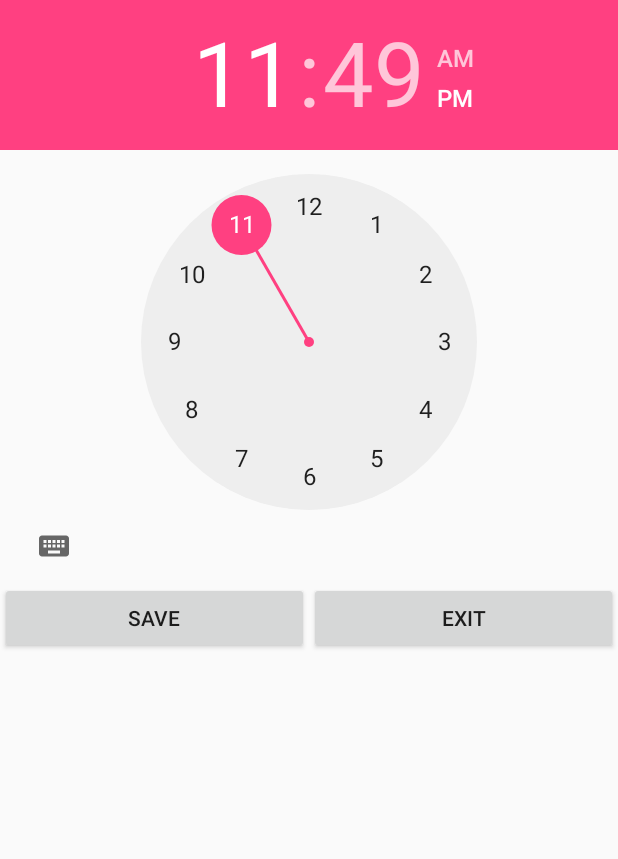
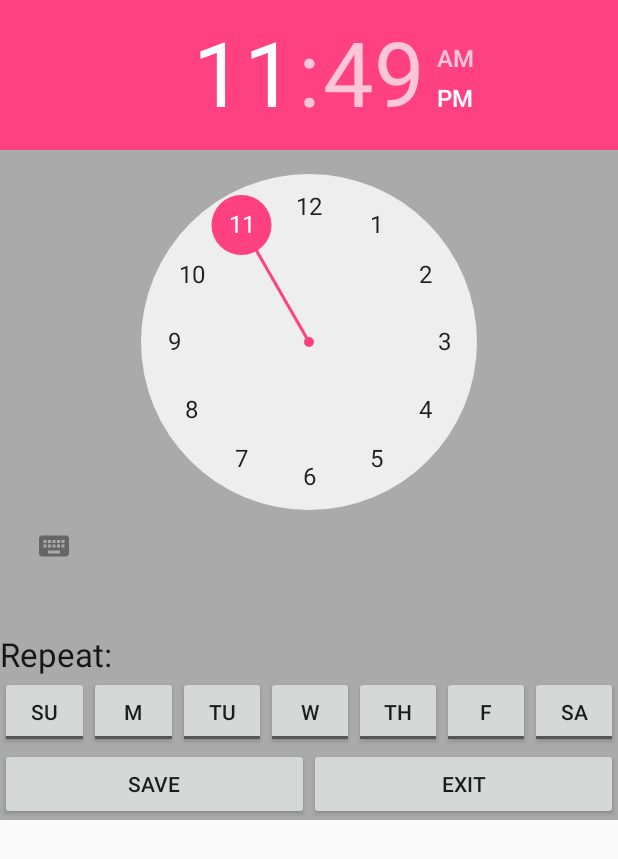
Before and after one commit to byan1197/StayWoke, an Android app: the layout alarmpopwindow.xml on its own in the app's theme, with its tools: preview values and no code run, on a phone screen of 412 x 824 dp. Shown: the top 859 px of the screen. Run offline under Robolectric (Android 15) with nearby library versions, the phone set to English and light mode, and no system bars.

Commit message:
more basic UI elements added

```diff
--- a/app/src/main/java/com/example/bond/staywoke/AlarmFragment.java
+++ b/app/src/main/java/com/example/bond/staywoke/AlarmFragment.java
@@ -1,6 +1,7 @@
 package com.example.bond.staywoke;
 
 import android.app.Fragment;
+import android.content.Context;
 import android.content.Intent;
 import android.os.Bundle;
 import android.view.LayoutInflater;
@@ -15,6 +16,10 @@ import android.widget.Switch;
  */
 
 public class AlarmFragment extends Fragment {
+
+    OnDeleteAlarmListener onDeleteAlarmListener;
+    AlarmFragment current = this;
+
     @Override
     public View onCreateView(LayoutInflater inflater, ViewGroup container, Bundle savedInstanceState){
 
@@ -36,10 +41,25 @@ public class AlarmFragment extends Fragment {
         deleteButton.setOnClickListener(new View.OnClickListener() {
             @Override
             public void onClick(View view) {
-
+                onDeleteAlarmListener.deleteAlarm(current);
             }
         });
 
         return view;
     }
+
+
+    public interface OnDeleteAlarmListener{
+        public void deleteAlarm(AlarmFragment afrag);
+    }
+
+
+    @Override
+    public void onAttach(Context context) {
+        super.onAttach(context);
+        try{
+            onDeleteAlarmListener= (OnDeleteAlarmListener)context;
+        } catch(Exception e){
+        }
+    }
 }
--- a/app/src/main/java/com/example/bond/staywoke/AlarmPop.java
+++ b/app/src/main/java/com/example/bond/staywoke/AlarmPop.java
@@ -4,6 +4,8 @@ import android.app.Activity;
 import android.os.Bundle;
 import android.support.annotation.Nullable;
 import android.util.DisplayMetrics;
+import android.view.View;
+import android.widget.Button;
 
 /**
  * Created by bond on 27/06/17.
@@ -16,13 +18,30 @@ public class AlarmPop extends Activity {
         super.onCreate(savedInstanceState);
         setContentView(R.layout.alarmpopwindow);
 
-        //Instance variablezzzz
+        //Instance variablezzzz and SET UP
         DisplayMetrics dm = new DisplayMetrics();
         getWindowManager().getDefaultDisplay().getMetrics(dm);
         int width = dm.widthPixels;
         int height = dm.heightPixels;
+        getWindow().setLayout((int)(width*.8), (int)(height*.8));
+        Button saveButton = (Button) findViewById(R.id.saveBtn);
+        Button exitButton = (Button) findViewById(R.id.exitBtn);
 
-        getWindow().setLayout((int)(width*.8), (int)(height*.6));
+
+        //Listeners
+        exitButton.setOnClickListener(new View.OnClickListener() {
+            @Override
+            public void onClick(View view) {
+                AlarmPop.this.finish();
+            }
+        });
+
+        saveButton.setOnClickListener(new View.OnClickListener() {
+            @Override
+            public void onClick(View view) {
+                AlarmPop.this.finish();
+            }
+        });
 
     }
 }
--- a/app/src/main/java/com/example/bond/staywoke/MainActivity.java
+++ b/app/src/main/java/com/example/bond/staywoke/MainActivity.java
@@ -16,7 +16,7 @@ import android.widget.ListView;
 import java.util.ArrayList;
 import java.util.List;
 
-public class MainActivity extends AppCompatActivity {
+public class MainActivity extends AppCompatActivity implements AlarmFragment.OnDeleteAlarmListener{
 
     List<AlarmFragment> alarmList = new ArrayList<>();
 
@@ -47,4 +47,11 @@ public class MainActivity extends AppCompatActivity {
     }
 
 
+    @Override
+    public void deleteAlarm(AlarmFragment afrag) {
+        FragmentManager fragmentManager = getFragmentManager();
+        FragmentTransaction fragmentTransaction = fragmentManager.beginTransaction();
+        fragmentTransaction.remove(afrag);
+        fragmentTransaction.commit();
+    }
 }
--- a/app/src/main/res/layout/alarmpopwindow.xml
+++ b/app/src/main/res/layout/alarmpopwindow.xml
@@ -4,17 +4,105 @@
     android:layout_width="match_parent"
     android:layout_height="wrap_content"
     android:orientation="vertical"
-    android:backgroundTint="@color/colorPrimaryDark">
+    android:background="@android:color/darker_gray">
 
+
+    <ScrollView
+        android:layout_width="match_parent"
+        android:layout_height="match_parent"
+        android:layout_weight="1">
+
+        <LinearLayout
+            android:layout_width="match_parent"
+            android:layout_height="wrap_content"
+            android:orientation="vertical" >
 
             <TimePicker
                 android:id="@+id/timePicker"
                 android:layout_width="match_parent"
                 android:layout_height="wrap_content" />
 
+            <TextView
+                android:id="@+id/repeatTV"
+                android:layout_width="match_parent"
+                android:layout_height="wrap_content"
+                android:paddingTop="50px"
+                android:text="Repeat:"
+                android:textAppearance="@android:style/TextAppearance.DeviceDefault.Large" />
+
             <LinearLayout
                 android:layout_width="match_parent"
                 android:layout_height="match_parent"
+                android:orientation="horizontal">
+
+                <ToggleButton
+                    android:id="@+id/toggleButton7"
+                    android:layout_width="wrap_content"
+                    android:layout_height="wrap_content"
+                    android:layout_weight="1"
+                    android:text="Su"
+                    android:textOff="Su"
+                    android:textOn="Su" />
+
+                <ToggleButton
+                    android:id="@+id/toggleButton6"
+                    android:layout_width="wrap_content"
+                    android:layout_height="wrap_content"
+                    android:layout_weight="1"
+                    android:text="ToggleButton"
+                    android:textOff="M"
+                    android:textOn="M" />
+
+                <ToggleButton
+                    android:id="@+id/toggleButton5"
+                    android:layout_width="wrap_content"
+                    android:layout_height="wrap_content"
+                    android:layout_weight="1"
+                    android:text="ToggleButton"
+                    android:textOff="Tu"
+                    android:textOn="Tu" />
+
+                <ToggleButton
+                    android:id="@+id/toggleButton4"
+                    android:layout_width="wrap_content"
+                    android:layout_height="wrap_content"
+                    android:layout_weight="1"
+                    android:text="ToggleButton"
+                    android:textOff="W"
+                    android:textOn="W" />
+
+                <ToggleButton
+                    android:id="@+id/toggleButton3"
+                    android:layout_width="wrap_content"
+                    android:layout_height="wrap_content"
+                    android:layout_weight="1"
+                    android:text="ToggleButton"
+                    android:textOff="Th"
+                    android:textOn="Th" />
+
+                <ToggleButton
+                    android:id="@+id/toggleButton2"
+                    android:layout_width="wrap_content"
+                    android:layout_height="wrap_content"
+                    android:layout_weight="1"
+                    android:text="ToggleButton"
+                    android:textOff="F"
+                    android:textOn="F" />
+
+                <ToggleButton
+                    android:id="@+id/toggleButton"
+                    android:layout_width="wrap_content"
+                    android:layout_height="wrap_content"
+                    android:layout_weight="1"
+                    android:text="ToggleButton"
+                    android:textOff="Sa"
+                    android:textOn="Sa" />
+            </LinearLayout>
+
+            <LinearLayout
+                android:layout_width="match_parent"
+                android:layout_height="match_parent"
+                android:layout_weight="1"
                 android:orientation="horizontal">
 
                 <Button
@@ -30,6 +118,10 @@
                     android:layout_height="wrap_content"
                     android:layout_weight="1"
                     android:text="Exit" />
+
             </LinearLayout>
 
         </LinearLayout>
+    </ScrollView>
+
+</LinearLayout>
```
Lines whose indentation alone changed are shown as unchanged.
